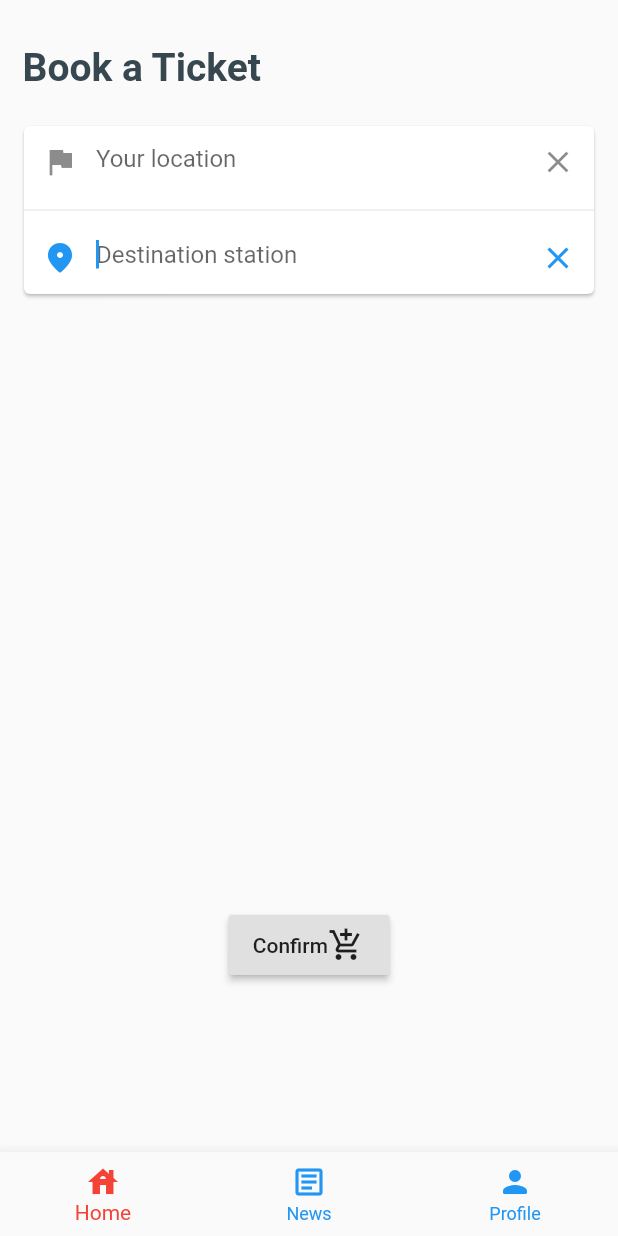
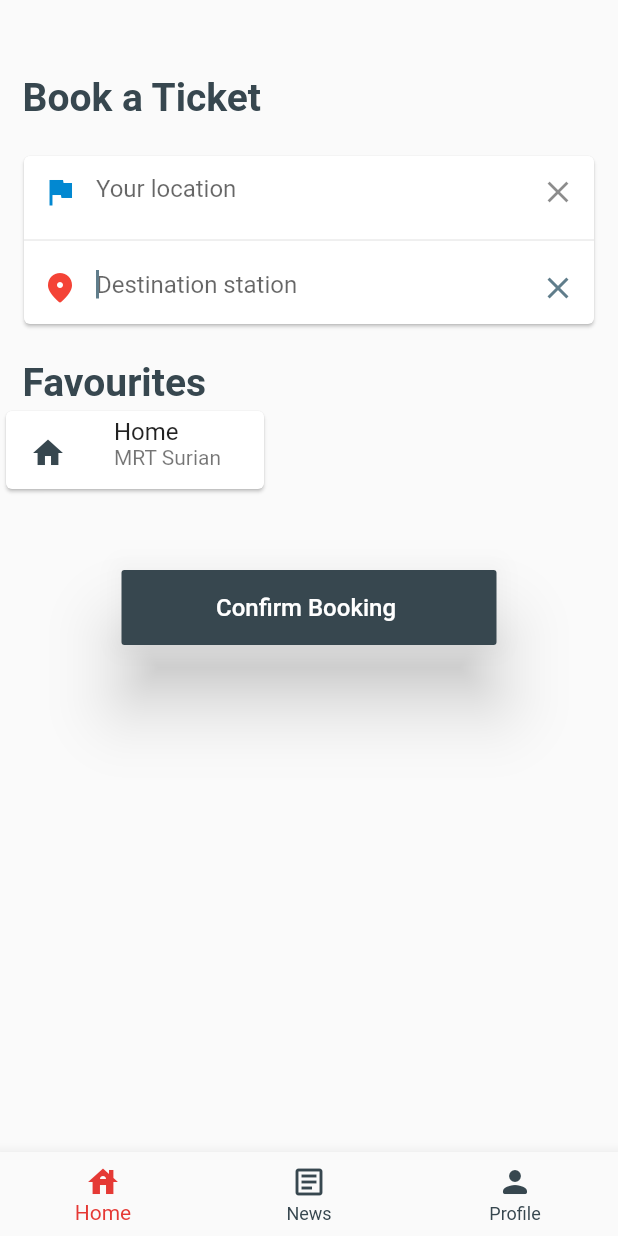
Before and after one commit to 0xV4L3NT1N3/rapidkl-eticketing, a Flutter app: the screen it shows once a user with an empty profile is signed in, on a phone screen of 412 x 824 dp. Run offline on Flutter 3.47's test engine with Material 2 defaults, Android fonts, the phone set to English and light mode, and no system bars; our stand-ins replace cloud_firestore, firebase_auth, firebase_storage, flutter_spinkit, image_picker; accounts and stored records are empty.

Commit message:
Added Text and Button Theme

```diff
--- a/lib/Pages/Home.dart
+++ b/lib/Pages/Home.dart
@@ -3,8 +3,6 @@ import 'package:rapidkl/Pages/News.dart';
 import 'package:rapidkl/Pages/Profile.dart';
 import 'package:rapidkl/Pages/Confirmation Page.dart';
 import 'package:rapidkl/Services/Price counter.dart';
-
-
 
 class MyApp extends StatefulWidget {
   @override
@@ -12,39 +10,30 @@ class MyApp extends StatefulWidget {
 }
 
 class _MyAppState extends State<MyApp> {
-
   @override
-
   int currentIndex = 0;
   PageController _pageController = PageController();
-
-
 
   Widget build(BuildContext context) {
     return Scaffold(
       bottomNavigationBar: BottomNavigationBar(
-          selectedItemColor: Colors.red,
-          unselectedItemColor: Colors.blue,
+          selectedItemColor: Colors.red[600],
+          unselectedItemColor: Colors.blueGrey[800],
           currentIndex: currentIndex,
           onTap: (value) {
             currentIndex = value;
             _pageController.jumpToPage(value);
           },
           items: [
+            BottomNavigationBarItem(icon: Icon(Icons.house), label: 'Home'),
             BottomNavigationBarItem(
-                icon:Icon(Icons.house),
-                label : 'Home'),
+                icon: Icon(Icons.article_outlined), label: 'News'),
             BottomNavigationBarItem(
-                icon:Icon(Icons.article_outlined),
-                label : 'News'),
-            BottomNavigationBarItem(
-                icon:Icon(Icons.person_rounded),
-                label : 'Profile'),
+                icon: Icon(Icons.person_rounded), label: 'Profile'),
           ]),
-
       body: PageView(
         controller: _pageController,
-        onPageChanged: (value){
+        onPageChanged: (value) {
           setState(() {
             currentIndex = value;
           });
@@ -65,15 +54,12 @@ class Home extends StatefulWidget {
 }
 
 class _HomeState extends State<Home> {
-
   String location;
   String destination;
-  String errortext ='';
+  String errortext = '';
   double price;
   var _controller = TextEditingController();
   var _controller1 = TextEditingController();
-
-
 
   @override
   Widget build(BuildContext context) {
@@ -85,7 +71,7 @@ class _HomeState extends State<Home> {
           children: [
             // Page title
             Padding(
-              padding: const EdgeInsets.only(top: 30.0, left: 15.0),
+              padding: const EdgeInsets.only(top: 50.0, left: 15.0),
               child: Text(
                 'Book a Ticket',
                 style: TextStyle(
@@ -94,7 +80,8 @@ class _HomeState extends State<Home> {
                     color: Colors.blueGrey[800]),
               ),
             ),
-            // Location/destination card
+
+            // Location & destination card
             SizedBox(
               height: 20,
             ),
@@ -109,7 +96,10 @@ class _HomeState extends State<Home> {
                           TextField(
                             controller: _controller,
                             decoration: InputDecoration(
-                                prefixIcon: Icon(Icons.assistant_photo),
+                              prefixIcon: Icon(
+                                Icons.assistant_photo,
+                                color: Colors.lightBlue[700],
+                              ),
                               border: InputBorder.none,
                               hintText: 'Your location',
                               suffixIcon: IconButton(
@@ -117,7 +107,7 @@ class _HomeState extends State<Home> {
                                 icon: Icon(Icons.clear),
                               ),
                             ),
-                            onChanged: (text){
+                            onChanged: (text) {
                               location = text;
                             },
                           ),
@@ -126,7 +116,10 @@ class _HomeState extends State<Home> {
                             controller: _controller1,
                             autofocus: true,
                             decoration: InputDecoration(
-                                prefixIcon: Icon(Icons.location_on_rounded),
+                              prefixIcon: Icon(
+                                Icons.location_on_rounded,
+                                color: Colors.red,
+                              ),
                               border: InputBorder.none,
                               hintText: 'Destination station',
                               suffixIcon: IconButton(
@@ -134,8 +127,7 @@ class _HomeState extends State<Home> {
                                 icon: Icon(Icons.clear),
                               ),
                             ),
-
-                            onChanged: (text){
+                            onChanged: (text) {
                               destination = text;
                             },
                           ),
@@ -146,36 +138,77 @@ class _HomeState extends State<Home> {
                 ),
               ),
             ),
-            Align(
-              alignment: Alignment.bottomCenter,
-              child: Padding(
-                  padding: EdgeInsets.only(top: 410.0),
-                  child: SizedBox(
-                    width: 107.0,
-                    height: 40.0,
+
+            // Favourites text
+            Padding(
+              padding: const EdgeInsets.only(top: 20.0, left: 15.0),
+              child: Text(
+                'Favourites',
+                style: TextStyle(
+                    fontSize: 26,
+                    fontWeight: FontWeight.bold,
+                    color: Colors.blueGrey[800]),
+              ),
+            ),
+
+            Container(
+              height: 60,
+              width: 180,
+              child: Card(
+                child: ListTile(
+                  leading: Icon(
+                    Icons.home,
+                    color: Colors.blueGrey[800],
+                  ),
+                  title: Text('Home'),
+                  subtitle: Padding(
+                    padding: const EdgeInsets.only(bottom: 13.0),
+                    child: Text('MRT Surian'),
+                  ),
+                ),
+              ),
+            ),
+
+            SizedBox(
+              height: 50,
+            ),
+
+            // Confirmation button
+            Center(
+              child: ButtonTheme(
+                height: 50,
+                minWidth: 250.0,
                 child: RaisedButton(
-                        child: Row(
-                          children: [
-                            Text('Confirm'),
-                            Icon(Icons.add_shopping_cart),
-                          ],
+                  elevation: 20,
+                  color: Colors.blueGrey[800],
+                  child: Text(
+                    'Confirm Booking ',
+                    style: TextStyle(color: Colors.white, fontSize: 16),
                   ),
-                        onPressed: (){
-                          if( location != null && destination != null && location != '' && destination != '' ){
+                  onPressed: () {
+                    if (location != null &&
+                        destination != null &&
+                        location != '' &&
+                        destination != '') {
                       setState(() {
                         errortext = '';
                         price = PriceChecker().PriceConfirm(destination);
                         _controller.clear();
                         _controller1.clear();
-                              Navigator.of(context).push(MaterialPageRoute(builder: (context) => Confirmation( location : location , destination: destination , price : price))).whenComplete(() {
+                        Navigator.of(context)
+                            .push(MaterialPageRoute(
+                                builder: (context) => Confirmation(
+                                    location: location,
+                                    destination: destination,
+                                    price: price)))
+                            .whenComplete(() {
                           setState(() {
                             location = null;
                             destination = null;
                           });
                         });
                       });
-                          }
-                          else{
+                    } else {
                       setState(() {
                         errortext = 'Please Select a Location and Destination';
                       });
@@ -184,12 +217,16 @@ class _HomeState extends State<Home> {
                 ),
               ),
             ),
+            SizedBox(
+              height: 10.0,
             ),
-            SizedBox(height: 10.0,),
             Align(
               alignment: Alignment.bottomCenter,
-              child: Text( errortext, style: TextStyle(fontSize: 11, color: Colors.red),),
-            )
+              child: Text(
+                errortext,
+                style: TextStyle(fontSize: 11, color: Colors.red),
+              ),
+            ),
           ],
         ),
       ),
--- a/lib/main.dart
+++ b/lib/main.dart
@@ -10,8 +10,7 @@ import 'package:rapidkl/Pages/Confirmation Page.dart';
 import 'package:rapidkl/Pages/Payment Page.dart';
 import 'package:rapidkl/Pages/QR Ticket.dart';
 
-
-void main(){
+void main() {
   runApp(MyApp());
 }
 
@@ -23,14 +22,16 @@ class MyApp extends StatelessWidget {
       child: MaterialApp(
         debugShowCheckedModeBanner: false,
         initialRoute: '/',
-        routes:  {
+        theme: ThemeData(
+            primarySwatch: Colors.blueGrey, primaryColor: Colors.blueGrey[800]),
+        routes: {
           '/': (context) => Wrapper(),
           '/home': (context) => Home(),
           '/signin': (context) => SignIn(),
           '/register': (context) => Register(),
           '/confirmation': (context) => Confirmation(),
           '/payment': (context) => Payment(),
-          '/qrticket' : (context) => QRTicket(),
+          '/qrticket': (context) => QRTicket(),
         },
       ),
     );
```
Also changed, not shown: lib/Pages/Profile.dart (+57 -47 lines). Lines whose indentation alone changed are shown as unchanged.
